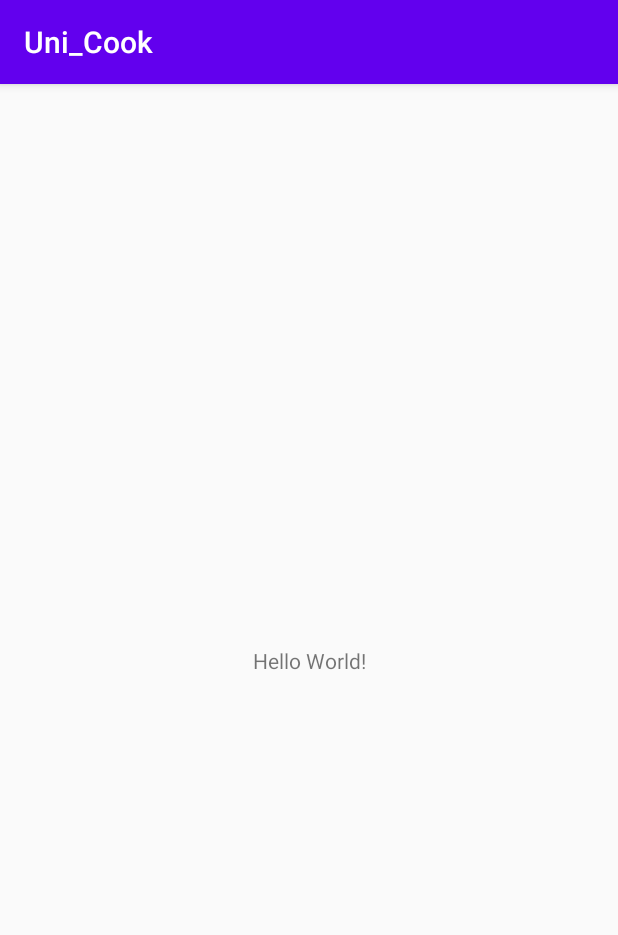
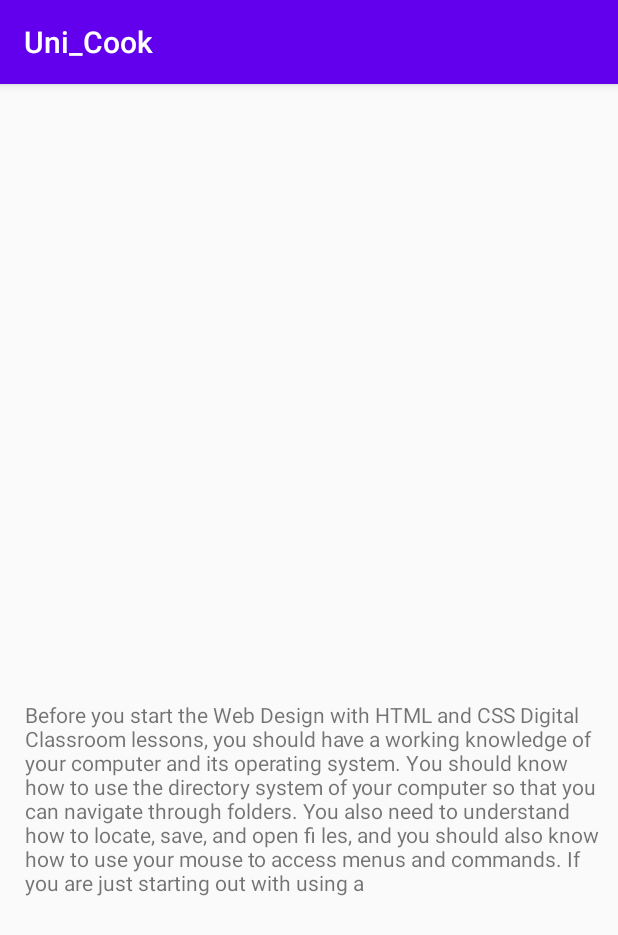
Before and after one commit to Romelixer/Uni_Cook, an Android app: the screen it shows after launch (MainActivity), on a phone screen of 412 x 824 dp. Shown: the top 935 px of the screen. Run offline under Robolectric (Android 15) with nearby library versions, the phone set to English and light mode, and no system bars.

Commit message:
Update for master

```diff
--- a/app/src/main/java/com/example/uni_cook/MainActivity.java
+++ b/app/src/main/java/com/example/uni_cook/MainActivity.java
@@ -3,6 +3,8 @@ package com.example.uni_cook;
 import androidx.appcompat.app.AppCompatActivity;
 
 import android.os.Bundle;
+import android.widget.TextView;
+
 
 public class MainActivity extends AppCompatActivity {
 
@@ -10,5 +12,8 @@ public class MainActivity extends AppCompatActivity {
     protected void onCreate(Bundle savedInstanceState) {
         super.onCreate(savedInstanceState);
         setContentView(R.layout.activity_main);
+
+
+
     }
 }
--- a/app/src/main/res/layout/activity_main.xml
+++ b/app/src/main/res/layout/activity_main.xml
@@ -8,31 +8,17 @@
 
     <TextView
         android:id="@+id/textView"
-        android:layout_width="wrap_content"
-        android:layout_height="wrap_content"
-        android:text="Hello World!"
+        android:layout_width="390dp"
+        android:layout_height="157dp"
+        android:layout_marginStart="16dp"
+        android:layout_marginLeft="16dp"
+        android:layout_marginTop="392dp"
+        android:layout_marginEnd="5dp"
+        android:layout_marginRight="5dp"
+        android:layout_marginBottom="182dp"
+        android:text="@string/Description"
         app:layout_constraintBottom_toBottomOf="parent"
-        app:layout_constraintLeft_toLeftOf="parent"
-        app:layout_constraintRight_toRightOf="parent"
+        app:layout_constraintEnd_toEndOf="parent"
+        app:layout_constraintStart_toStartOf="parent"
         app:layout_constraintTop_toTopOf="parent" />
-
-    <ImageView
-        android:id="@+id/imageView"
-        android:layout_width="265dp"
-        android:layout_height="236dp"
-        android:layout_marginStart="4dp"
-        android:layout_marginLeft="4dp"
-        android:layout_marginTop="32dp"
-        android:layout_marginEnd="142dp"
-        android:layout_marginRight="142dp"
-        android:layout_marginBottom="88dp"
-        app:layout_constraintBottom_toTopOf="@+id/textView"
-        app:layout_constraintEnd_toEndOf="parent"
-        app:layout_constraintHorizontal_bias="1.0"
-        app:layout_constraintStart_toStartOf="parent"
-        app:layout_constraintTop_toTopOf="parent"
-        tools:srcCompat="@tools:sample/avatars"
-        android:contentDescription="@android:string/untitled"/>
-
-
 </androidx.constraintlayout.widget.ConstraintLayout>
--- a/app/src/main/res/values/strings.xml
+++ b/app/src/main/res/values/strings.xml
@@ -1,3 +1,8 @@
 <resources>
     <string name="app_name">Uni_Cook</string>
+    <string name="Description">Before you start the Web Design with HTML and CSS Digital Classroom
+        lessons, you should have a working knowledge of your computer and its operating system.
+        You should know how to use the directory system of your computer so that you can navigate through folders.
+        You also need to understand how to locate, save, and open fi les, and you should also know how
+        to use your mouse to access menus and commands. If you are just starting out with using a </string>
 </resources>
```
